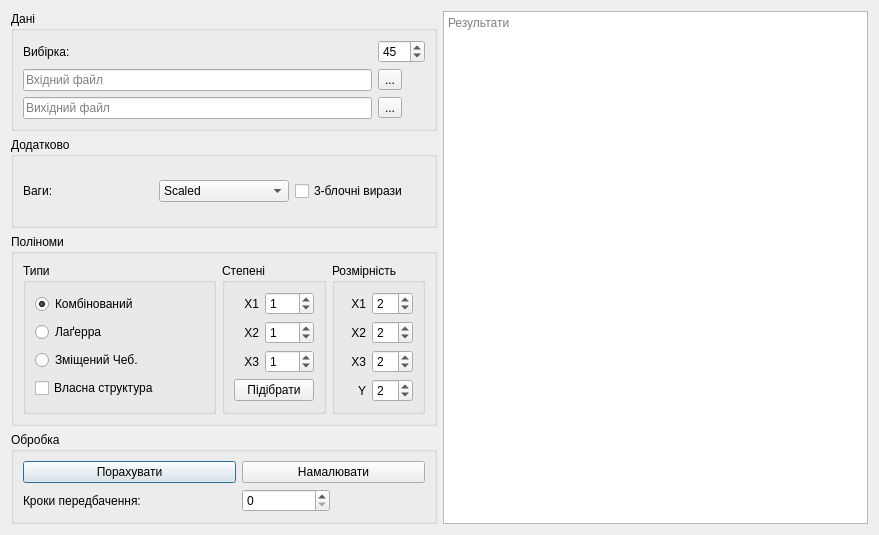
Qt form main_window.ui (funkotik/sisan_3) before a commit.
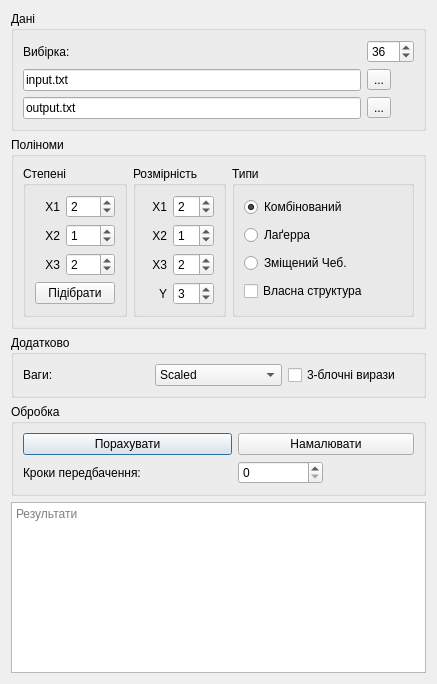
The same form after that commit.

The edit to the form file:
```diff
--- a/main_window.ui
+++ b/main_window.ui
@@ -6,15 +6,15 @@
    <rect>
     <x>0</x>
     <y>0</y>
-    <width>879</width>
-    <height>535</height>
+    <width>437</width>
+    <height>684</height>
    </rect>
   </property>
   <property name="windowTitle">
    <string>Form1</string>
   </property>
-  <layout class="QGridLayout" name="gridLayout_2">
-   <item row="0" column="0">
+  <layout class="QVBoxLayout" name="verticalLayout_2">
+   <item>
     <widget class="QGroupBox" name="groupBox">
      <property name="title">
       <string>Дані</string>
@@ -23,7 +23,7 @@
       <item row="2" column="0">
        <widget class="QLineEdit" name="line_input">
         <property name="text">
-         <string/>
+         <string>input.txt</string>
         </property>
         <property name="placeholderText">
          <string>Вхідний файл</string>
@@ -40,7 +40,7 @@
       <item row="3" column="0">
        <widget class="QLineEdit" name="line_output">
         <property name="text">
-         <string/>
+         <string>output.txt</string>
         </property>
         <property name="placeholderText">
          <string>Вихідний файл</string>
@@ -53,7 +53,7 @@
          <number>999</number>
         </property>
         <property name="value">
-         <number>45</number>
+         <number>36</number>
         </property>
        </widget>
       </item>
@@ -74,118 +74,12 @@
      </layout>
     </widget>
    </item>
-   <item row="0" column="1" rowspan="4">
-    <widget class="QTextBrowser" name="results_field">
-     <property name="lineWrapMode">
-      <enum>QTextEdit::WidgetWidth</enum>
-     </property>
-     <property name="readOnly">
-      <bool>true</bool>
-     </property>
-     <property name="html">
-      <string>&lt;!DOCTYPE HTML PUBLIC &quot;-//W3C//DTD HTML 4.0//EN&quot; &quot;http://www.w3.org/TR/REC-html40/strict.dtd&quot;&gt;
-&lt;html&gt;&lt;head&gt;&lt;meta name=&quot;qrichtext&quot; content=&quot;1&quot; /&gt;&lt;style type=&quot;text/css&quot;&gt;
-p, li { white-space: pre-wrap; }
-&lt;/style&gt;&lt;/head&gt;&lt;body style=&quot; font-family:'.SF NS Text'; font-size:13pt; font-weight:400; font-style:normal;&quot;&gt;
-&lt;p style=&quot;-qt-paragraph-type:empty; margin-top:0px; margin-bottom:0px; margin-left:0px; margin-right:0px; -qt-block-indent:0; text-indent:0px; font-family:'.Menio Regular'; font-size:10pt;&quot;&gt;&lt;br /&gt;&lt;/p&gt;&lt;/body&gt;&lt;/html&gt;</string>
-     </property>
-     <property name="placeholderText">
-      <string>Результати</string>
-     </property>
-    </widget>
-   </item>
-   <item row="1" column="0">
-    <widget class="QGroupBox" name="groupBox_7">
-     <property name="title">
-      <string>Додатково</string>
-     </property>
-     <layout class="QHBoxLayout" name="horizontalLayout_3">
-      <item>
-       <widget class="QLabel" name="label_9">
-        <property name="text">
-         <string>Ваги:</string>
-        </property>
-       </widget>
-      </item>
-      <item>
-       <widget class="QComboBox" name="weights_box">
-        <property name="currentIndex">
-         <number>1</number>
-        </property>
-        <item>
-         <property name="text">
-          <string>Average</string>
-         </property>
-        </item>
-        <item>
-         <property name="text">
-          <string>Scaled</string>
-         </property>
-        </item>
-       </widget>
-      </item>
-      <item>
-       <widget class="QCheckBox" name="lambda_check">
-        <property name="text">
-         <string>3-блочні вирази</string>
-        </property>
-       </widget>
-      </item>
-     </layout>
-    </widget>
-   </item>
-   <item row="2" column="0">
+   <item>
     <widget class="QGroupBox" name="groupBox_5">
      <property name="title">
       <string>Поліноми</string>
      </property>
      <layout class="QHBoxLayout" name="horizontalLayout">
-      <item>
-       <widget class="QGroupBox" name="groupBox_3">
-        <property name="sizePolicy">
-         <sizepolicy hsizetype="MinimumExpanding" vsizetype="Preferred">
-          <horstretch>0</horstretch>
-          <verstretch>0</verstretch>
-         </sizepolicy>
-        </property>
-        <property name="title">
-         <string>Типи</string>
-        </property>
-        <layout class="QVBoxLayout" name="verticalLayout">
-         <item>
-          <widget class="QRadioButton" name="radio_combined_cheb">
-           <property name="text">
-            <string>Комбінований</string>
-           </property>
-           <property name="checked">
-            <bool>true</bool>
-           </property>
-          </widget>
-         </item>
-         <item>
-          <widget class="QRadioButton" name="radio_laguerre">
-           <property name="text">
-            <string>Лаґерра</string>
-           </property>
-          </widget>
-         </item>
-         <item>
-          <widget class="QRadioButton" name="radio_sh_cheb_2">
-           <property name="text">
-            <string>Зміщений Чеб.</string>
-           </property>
-          </widget>
-         </item>
-         <item>
-          <widget class="QCheckBox" name="custom_check">
-           <property name="text">
-            <string>Власна структура</string>
-           </property>
-          </widget>
-         </item>
-        </layout>
-       </widget>
-      </item>
       <item>
        <widget class="QGroupBox" name="groupBox_4">
         <property name="sizePolicy">
@@ -211,7 +105,7 @@
          <item row="2" column="1">
           <widget class="QSpinBox" name="x3_deg">
            <property name="value">
-            <number>1</number>
+            <number>2</number>
            </property>
           </widget>
          </item>
@@ -244,9 +138,12 @@
          </item>
          <item row="0" column="1">
           <widget class="QSpinBox" name="x1_deg">
-           <property name="value">
+           <property name="singleStep">
             <number>1</number>
            </property>
+           <property name="value">
+            <number>2</number>
+           </property>
           </widget>
          </item>
          <item row="3" column="0" colspan="2">
@@ -301,7 +198,7 @@
          <item row="3" column="1">
           <widget class="QSpinBox" name="y_dim">
            <property name="value">
-            <number>2</number>
+            <number>3</number>
            </property>
           </widget>
          </item>
@@ -328,7 +225,7 @@
          <item row="1" column="1">
           <widget class="QSpinBox" name="x2_dim">
            <property name="value">
-            <number>2</number>
+            <number>1</number>
            </property>
           </widget>
          </item>
@@ -342,23 +239,112 @@
         </layout>
        </widget>
       </item>
+      <item>
+       <widget class="QGroupBox" name="groupBox_3">
+        <property name="sizePolicy">
+         <sizepolicy hsizetype="MinimumExpanding" vsizetype="Preferred">
+          <horstretch>0</horstretch>
+          <verstretch>0</verstretch>
+         </sizepolicy>
+        </property>
+        <property name="title">
+         <string>Типи</string>
+        </property>
+        <layout class="QVBoxLayout" name="verticalLayout">
+         <item>
+          <widget class="QRadioButton" name="radio_combined_cheb">
+           <property name="text">
+            <string>Комбінований</string>
+           </property>
+           <property name="checked">
+            <bool>true</bool>
+           </property>
+          </widget>
+         </item>
+         <item>
+          <widget class="QRadioButton" name="radio_laguerre">
+           <property name="text">
+            <string>Лаґерра</string>
+           </property>
+          </widget>
+         </item>
+         <item>
+          <widget class="QRadioButton" name="radio_sh_cheb_2">
+           <property name="text">
+            <string>Зміщений Чеб.</string>
+           </property>
+          </widget>
+         </item>
+         <item>
+          <widget class="QCheckBox" name="custom_check">
+           <property name="text">
+            <string>Власна структура</string>
+           </property>
+          </widget>
+         </item>
+        </layout>
+       </widget>
+      </item>
      </layout>
     </widget>
    </item>
-   <item row="3" column="0">
+   <item>
+    <widget class="QGroupBox" name="groupBox_7">
+     <property name="title">
+      <string>Додатково</string>
+     </property>
+     <layout class="QHBoxLayout" name="horizontalLayout_3">
+      <item>
+       <widget class="QLabel" name="label_9">
+        <property name="text">
+         <string>Ваги:</string>
+        </property>
+       </widget>
+      </item>
+      <item>
+       <widget class="QComboBox" name="weights_box">
+        <property name="currentIndex">
+         <number>1</number>
+        </property>
+        <item>
+         <property name="text">
+          <string>Average</string>
+         </property>
+        </item>
+        <item>
+         <property name="text">
+          <string>Scaled</string>
+         </property>
+        </item>
+       </widget>
+      </item>
+      <item>
+       <widget class="QCheckBox" name="lambda_check">
+        <property name="text">
+         <string>3-блочні вирази</string>
+        </property>
+       </widget>
+      </item>
+     </layout>
+    </widget>
+   </item>
+   <item>
     <widget class="QGroupBox" name="groupBox_6">
      <property name="title">
       <string>Обробка</string>
      </property>
      <layout class="QGridLayout" name="gridLayout">
-      <item row="0" column="2" rowspan="2" colspan="2">
+      <item row="3" column="2">
+       <widget class="QSpinBox" name="predictBox"/>
+      </item>
+      <item row="1" column="2" rowspan="2" colspan="2">
        <widget class="QPushButton" name="plot_button">
         <property name="text">
          <string>Намалювати</string>
         </property>
        </widget>
       </item>
-      <item row="0" column="0" rowspan="2" colspan="2">
+      <item row="1" column="0" rowspan="2" colspan="2">
        <widget class="QPushButton" name="exec_button">
         <property name="text">
          <string>Порахувати</string>
@@ -371,10 +357,7 @@
         </property>
        </widget>
       </item>
-      <item row="2" column="2">
-       <widget class="QSpinBox" name="predictBox"/>
-      </item>
-      <item row="2" column="0">
+      <item row="3" column="0">
        <widget class="QLabel" name="label_10">
         <property name="text">
          <string>Кроки передбачення:</string>
@@ -384,6 +367,26 @@
      </layout>
     </widget>
    </item>
+   <item>
+    <widget class="QTextBrowser" name="results_field">
+     <property name="lineWrapMode">
+      <enum>QTextEdit::WidgetWidth</enum>
+     </property>
+     <property name="readOnly">
+      <bool>true</bool>
+     </property>
+     <property name="html">
+      <string>&lt;!DOCTYPE HTML PUBLIC &quot;-//W3C//DTD HTML 4.0//EN&quot; &quot;http://www.w3.org/TR/REC-html40/strict.dtd&quot;&gt;
+&lt;html&gt;&lt;head&gt;&lt;meta name=&quot;qrichtext&quot; content=&quot;1&quot; /&gt;&lt;style type=&quot;text/css&quot;&gt;
+p, li { white-space: pre-wrap; }
+&lt;/style&gt;&lt;/head&gt;&lt;body style=&quot; font-family:'MS Shell Dlg 2'; font-size:8.25pt; font-weight:400; font-style:normal;&quot;&gt;
+&lt;p style=&quot;-qt-paragraph-type:empty; margin-top:0px; margin-bottom:0px; margin-left:0px; margin-right:0px; -qt-block-indent:0; text-indent:0px; font-family:'.Menio Regular'; font-size:10pt;&quot;&gt;&lt;br /&gt;&lt;/p&gt;&lt;/body&gt;&lt;/html&gt;</string>
+     </property>
+     <property name="placeholderText">
+      <string>Результати</string>
+     </property>
+    </widget>
+   </item>
   </layout>
  </widget>
  <tabstops>
```
Left out of the diff: 1 changed line with no effect on the pictures.
